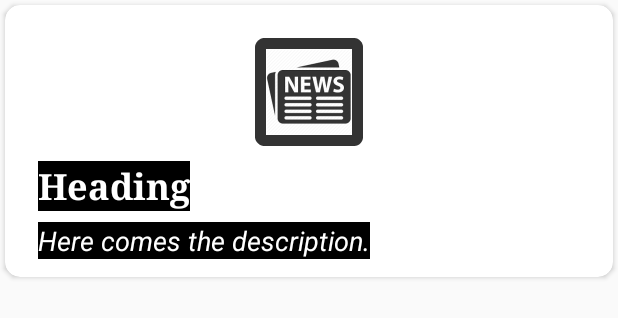
After one commit to nakul-19/MyNewsApp, an Android app: the layout news_layout.xml on its own in the app's theme, with its tools: preview values and no code run, on a phone screen of 412 x 824 dp. The commit adds this screen. Shown: the top 318 px of the screen. Run offline under Robolectric (Android 15) with nearby library versions, the phone set to English and light mode, and no system bars.

Commit message:
Changed font and added pull to refresh option.

```diff
--- a/app/build.gradle
+++ b/app/build.gradle
@@ -45,6 +45,7 @@ dependencies {
     implementation 'androidx.cardview:cardview:1.0.0'
     implementation 'org.jetbrains.kotlinx:kotlinx-coroutines-core:1.3.9'
     implementation 'org.jetbrains.kotlinx:kotlinx-coroutines-android:1.3.5'
+    implementation 'com.android.support:support-v4:19.1.0'
     implementation 'com.squareup.retrofit2:retrofit:2.7.1'
     implementation 'com.squareup.retrofit2:converter-gson:2.0.0'
     implementation 'com.github.bumptech.glide:glide:4.11.0'
--- /dev/null
+++ b/app/src/main/java/com/mynewsapp/APIrequest.kt
@@ -0,0 +1,10 @@
+package com.mynewsapp
+
+import com.mynewsapp.api.NewsApiJson
+import retrofit2.http.GET
+
+interface APIrequest {
+
+    @GET("/v1/latest-news?language=en&apiKey=4PIjlfW48GXnNO1KnrFOCLHr0rhEq64cMzz0GqQiy6L6yMoP")
+    suspend fun getNews() : NewsApiJson
+}
--- /dev/null
+++ b/app/src/main/res/layout/news_layout.xml
@@ -0,0 +1,58 @@
+<?xml version="1.0" encoding="utf-8"?>
+<androidx.cardview.widget.CardView
+    android:id="@+id/cardView"
+    xmlns:android="http://schemas.android.com/apk/res/android"
+    android:layout_width="match_parent"
+    android:layout_height="wrap_content"
+    xmlns:app="http://schemas.android.com/apk/res-auto"
+    android:layout_margin="3dp"
+    android:clickable="true"
+    android:focusable="true"
+    app:cardCornerRadius="10dp">
+
+    <RelativeLayout
+        android:id="@+id/relativeLayout"
+        android:layout_width="match_parent"
+        android:layout_height="match_parent"
+        android:padding="12dp">
+
+        <LinearLayout
+            android:layout_width="match_parent"
+            android:layout_height="wrap_content"
+            android:orientation="vertical">
+
+            <androidx.appcompat.widget.AppCompatImageView
+                android:id="@+id/image"
+                android:layout_width="match_parent"
+                android:layout_height="wrap_content"
+                android:src="@mipmap/ic_launcher_round"
+                android:layout_margin="10dp"/>
+
+            <androidx.appcompat.widget.AppCompatTextView
+                android:id="@+id/heading"
+                android:background="@android:color/black"
+                android:layout_marginStart="10dp"
+                android:layout_width="wrap_content"
+                android:layout_height="wrap_content"
+                android:text="Heading"
+                android:fontFamily="serif"
+                android:textSize="24sp"
+                android:textStyle="bold"
+                android:textColor="@android:color/white"/>
+
+            <androidx.appcompat.widget.AppCompatTextView
+                android:id="@+id/content"
+                android:fontFamily="sans-serif"
+                android:background="@android:color/black"
+                android:layout_width="wrap_content"
+                android:layout_height="wrap_content"
+                android:layout_marginStart="10dp"
+                android:layout_marginTop="7dp"
+                android:text="Here comes the description."
+                android:textSize="18sp"
+                android:textStyle="italic"
+                android:textColor="@android:color/white"/>
+
+        </LinearLayout>
+    </RelativeLayout>
+</androidx.cardview.widget.CardView>
--- /dev/null
+++ b/app/src/main/res/values/ic_launcher_background.xml
@@ -0,0 +1,4 @@
+<?xml version="1.0" encoding="utf-8"?>
+<resources>
+    <color name="ic_launcher_background">#333333</color>
+</resources>
```
Also changed, not shown: app/src/main/java/com/mynewsapp/MainActivity.kt (+49 -17 lines), app/src/main/java/com/mynewsapp/api/New.kt (added, +13 -0 lines), app/src/main/java/com/mynewsapp/api/NewsApiJson.kt (added, +7 -0 lines), app/src/main/res/layout/activity_main.xml (+10 -7 lines), app/src/main/ic_launcher-playstore.png (added), app/src/main/res/mipmap-hdpi/ic_launcher_foreground.png (added), app/src/main/res/mipmap-mdpi/ic_launcher_foreground.png (added), app/src/main/res/mipmap-xhdpi/ic_launcher_foreground.png (added), app/src/main/res/mipmap-xxhdpi/ic_launcher_foreground.png (added), app/src/main/res/mipmap-xxxhdpi/ic_launcher_foreground.png (added).
